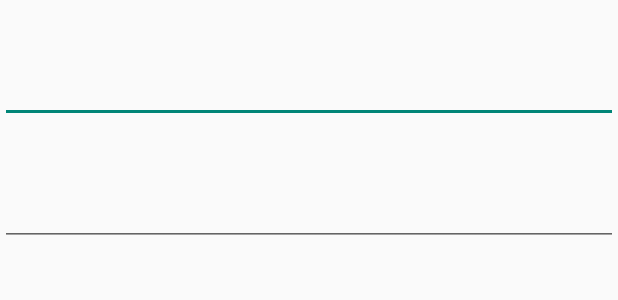
After one commit to Sail338/UltimateRutgersApp, an Android app: the layout directions.xml on its own in the app's theme, with its tools: preview values and no code run, on a phone screen of 412 x 824 dp. The commit adds this screen. Shown: the top 300 px of the screen. Run offline under Robolectric (Android 15) with nearby library versions, the phone set to English and light mode, and no system bars.

Commit message:
Minor changes, and added layouts for Directions

```diff
--- a/RutgersApp2/app/src/main/java/com/rutgersapp/APIREQ.java
+++ b/RutgersApp2/app/src/main/java/com/rutgersapp/APIREQ.java
@@ -138,7 +138,7 @@ public class APIREQ {
                         }
                     });
                 }catch ( Exception e){
-
+                    Log.e("APIERR",e.getMessage());
                 }
 
             }
--- /dev/null
+++ b/RutgersApp2/app/src/main/res/layout/directions.xml
@@ -0,0 +1,15 @@
+<?xml version="1.0" encoding="utf-8"?>
+<LinearLayout xmlns:android="http://schemas.android.com/apk/res/android"
+              android:orientation="vertical"
+              android:layout_width="match_parent"
+              android:layout_height="match_parent" android:weightSum="1">
+
+    <EditText
+            android:layout_width="match_parent"
+            android:layout_height="wrap_content"
+            android:id="@+id/editText" android:layout_gravity="center_horizontal" android:layout_weight="0.05"/>
+    <EditText
+            android:layout_width="match_parent"
+            android:layout_height="wrap_content"
+            android:id="@+id/editText2" android:layout_weight="0.05"/>
+</LinearLayout>
```
Also changed, not shown: RutgersApp2/app/src/main/java/com/rutgersapp/Directions.java (added, +9 -0 lines), RutgersApp2/app/src/main/java/com/rutgersapp/StopList.java (+8 -2 lines), RutgersApp2/app/src/main/res/layout/buslist.xml (+7 -4 lines).
